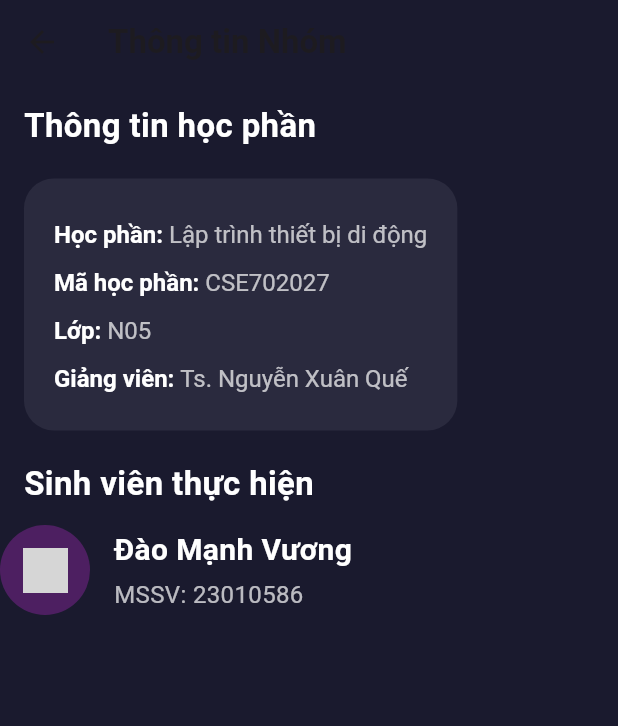
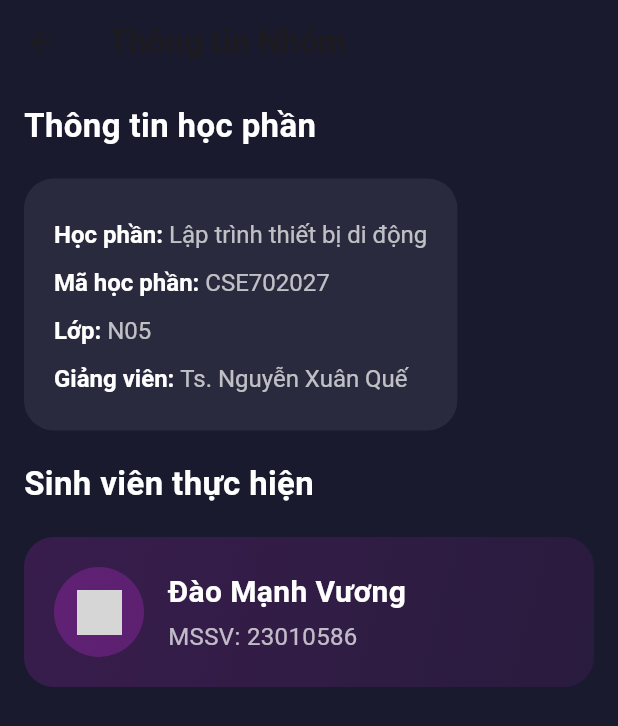
Before and after one commit to RuleOfNight/2025_LTTBDD_N05_Nhom_6, a Flutter app: the DevTeamScreen screen opened directly, on a phone screen of 412 x 824 dp. Shown: the top 726 px of the screen. Run offline on Flutter 3.47's test engine with Material 3 defaults, Android fonts, the phone set to English and light mode, and no system bars; our stand-ins replace rive; missing offline and left inert: sudoku_solver_generator; grey boxes are pictures that could not be loaded.

Commit message:
style cho contrainer

```diff
--- a/lib/screens/DevTeamScreen.dart
+++ b/lib/screens/DevTeamScreen.dart
@@ -104,6 +104,17 @@ class DevTeamScreen extends StatelessWidget {
     required Color color,
   }) {
     return Container(
+      margin: const EdgeInsets.symmetric(horizontal: 16, vertical: 8),
+      padding: const EdgeInsets.all(20),
+      height: 100,
+      decoration: BoxDecoration(
+        borderRadius: BorderRadius.circular(20),
+        gradient: LinearGradient(
+          colors: [color.withAlpha(60), color.withAlpha(30)],
+          begin: Alignment.topLeft,
+          end: Alignment.bottomRight,
+        ),
+      ),
       child: Row(
         children: [
           CircleAvatar(
```
